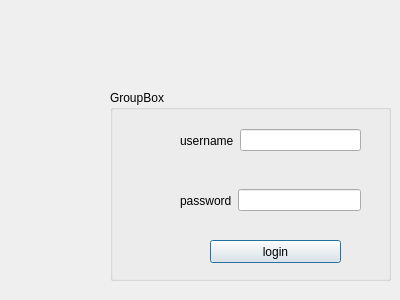
Before: the Qt Designer form loginform.ui in Mariagrazia98/Applicazione-Calendario-e-To-Do-List, drawn with Qt 5.
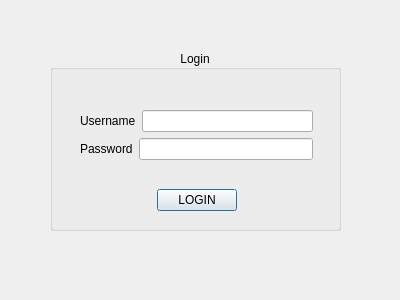
After: the same form once the commit is applied.

Commit message: Modified LoginForm Widget

```diff
--- a/loginform.ui
+++ b/loginform.ui
@@ -10,35 +10,79 @@
     <height>300</height>
    </rect>
   </property>
+  <property name="sizePolicy">
+   <sizepolicy hsizetype="Fixed" vsizetype="Fixed">
+    <horstretch>0</horstretch>
+    <verstretch>0</verstretch>
+   </sizepolicy>
+  </property>
+  <property name="minimumSize">
+   <size>
+    <width>400</width>
+    <height>300</height>
+   </size>
+  </property>
+  <property name="maximumSize">
+   <size>
+    <width>400</width>
+    <height>300</height>
+   </size>
+  </property>
   <property name="windowTitle">
-   <string>Dialog</string>
+   <string>Login</string>
+  </property>
+  <property name="layoutDirection">
+   <enum>Qt::LeftToRight</enum>
   </property>
   <widget class="QGroupBox" name="groupBox">
    <property name="geometry">
     <rect>
-     <x>110</x>
-     <y>90</y>
-     <width>281</width>
-     <height>191</height>
+     <x>50</x>
+     <y>50</y>
+     <width>291</width>
+     <height>181</height>
     </rect>
    </property>
+   <property name="sizePolicy">
+    <sizepolicy hsizetype="Expanding" vsizetype="Expanding">
+     <horstretch>0</horstretch>
+     <verstretch>0</verstretch>
+    </sizepolicy>
+   </property>
+   <property name="minimumSize">
+    <size>
+     <width>291</width>
+     <height>181</height>
+    </size>
+   </property>
+   <property name="maximumSize">
+    <size>
+     <width>291</width>
+     <height>181</height>
+    </size>
+   </property>
    <property name="title">
-    <string>GroupBox</string>
+    <string>Login</string>
    </property>
-   <widget class="QWidget" name="horizontalLayoutWidget">
+   <property name="alignment">
+    <set>Qt::AlignCenter</set>
+   </property>
+   <widget class="QWidget" name="verticalLayoutWidget">
     <property name="geometry">
      <rect>
-      <x>70</x>
-      <y>30</y>
-      <width>181</width>
-      <height>41</height>
+      <x>30</x>
+      <y>60</y>
+      <width>233</width>
+      <height>101</height>
      </rect>
     </property>
+    <layout class="QVBoxLayout" name="verticalLayout">
+     <item>
     <layout class="QHBoxLayout" name="horizontalLayout">
      <item>
       <widget class="QLabel" name="label">
        <property name="text">
-        <string>username</string>
+          <string>Username</string>
        </property>
       </widget>
      </item>
@@ -46,21 +90,13 @@
       <widget class="QLineEdit" name="usernameText"/>
      </item>
     </layout>
-   </widget>
-   <widget class="QWidget" name="horizontalLayoutWidget_2">
-    <property name="geometry">
-     <rect>
-      <x>70</x>
-      <y>90</y>
-      <width>181</width>
-      <height>41</height>
-     </rect>
-    </property>
+     </item>
+     <item>
     <layout class="QHBoxLayout" name="horizontalLayout_2">
      <item>
       <widget class="QLabel" name="label_2">
        <property name="text">
-        <string>password</string>
+          <string>Password</string>
        </property>
       </widget>
      </item>
@@ -72,19 +108,64 @@
       </widget>
      </item>
     </layout>
-   </widget>
+     </item>
+     <item>
+      <spacer name="verticalSpacer">
+       <property name="orientation">
+        <enum>Qt::Vertical</enum>
+       </property>
+       <property name="sizeHint" stdset="0">
+        <size>
+         <width>20</width>
+         <height>40</height>
+        </size>
+       </property>
+      </spacer>
+     </item>
+     <item>
+      <layout class="QHBoxLayout" name="horizontalLayout_3">
+       <item>
+        <spacer name="horizontalSpacer">
+         <property name="orientation">
+          <enum>Qt::Horizontal</enum>
+         </property>
+         <property name="sizeHint" stdset="0">
+          <size>
+           <width>40</width>
+           <height>20</height>
+          </size>
+         </property>
+        </spacer>
+       </item>
+       <item>
    <widget class="QPushButton" name="loginButton">
-    <property name="geometry">
-     <rect>
-      <x>100</x>
-      <y>150</y>
-      <width>131</width>
-      <height>23</height>
-     </rect>
+         <property name="sizePolicy">
+          <sizepolicy hsizetype="Fixed" vsizetype="Fixed">
+           <horstretch>0</horstretch>
+           <verstretch>0</verstretch>
+          </sizepolicy>
     </property>
     <property name="text">
-     <string>login</string>
-    </property>
+          <string>LOGIN</string>
+         </property>
+        </widget>
+       </item>
+       <item>
+        <spacer name="horizontalSpacer_2">
+         <property name="orientation">
+          <enum>Qt::Horizontal</enum>
+         </property>
+         <property name="sizeHint" stdset="0">
+          <size>
+           <width>40</width>
+           <height>20</height>
+          </size>
+         </property>
+        </spacer>
+       </item>
+      </layout>
+     </item>
+    </layout>
    </widget>
   </widget>
  </widget>
```
Lines whose indentation alone changed are shown as unchanged.
